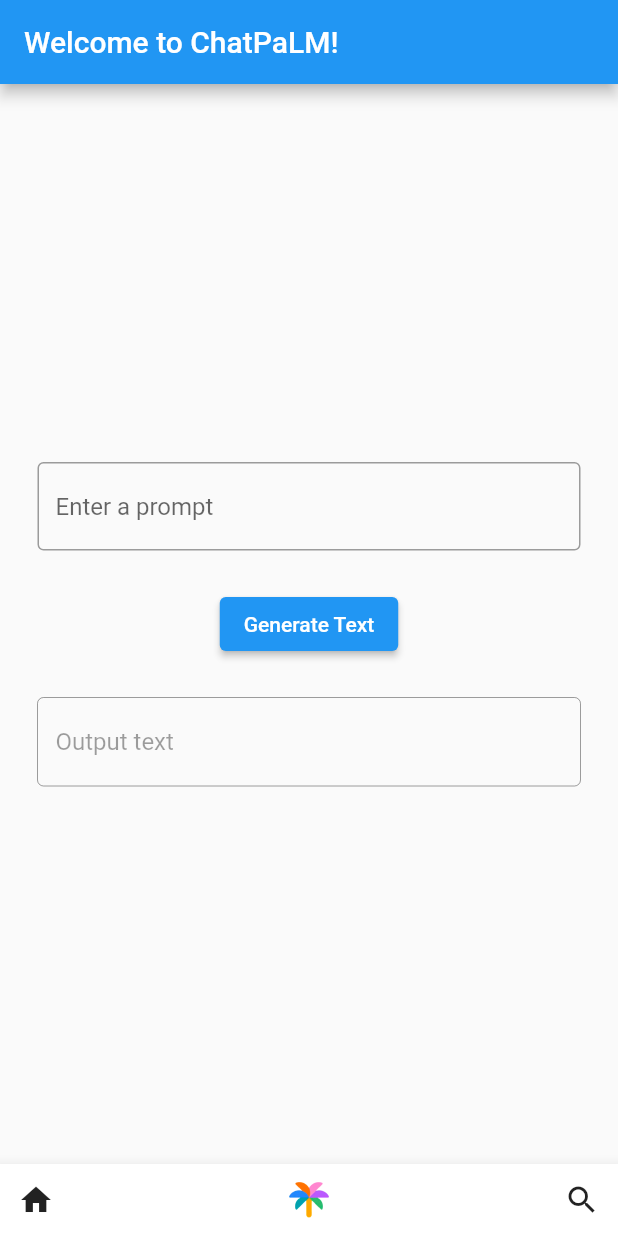
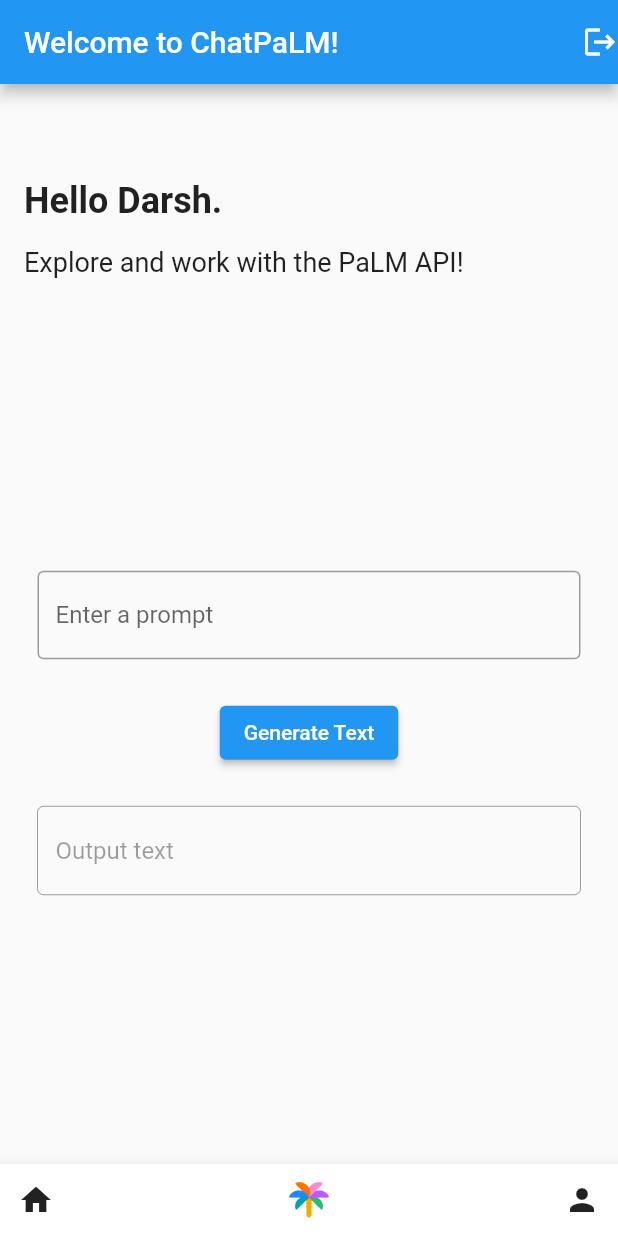
Before and after one commit to darshmashru/ChatPaLM, a Flutter app: the screen it shows after launch, on a phone screen of 412 x 824 dp. Run offline on Flutter 3.47's test engine with Material 2 defaults, Android fonts, the light colour scheme and no system bars; our stand-ins replace firebase_auth, firebase_core, flutter_dotenv, google_sign_in; missing offline and left inert: google_generative_language_api; accounts and stored records are empty.

Commit message:
Output Text is now scrollable + Added Welcome Text

```diff
--- a/lib/screens/home_page.dart
+++ b/lib/screens/home_page.dart
@@ -12,17 +12,53 @@
   //   await FirebaseAuth.instance.signOut();
   // }
 
+//   @override
+//   Widget build(BuildContext context) {
+//     // return Scaffold(
+//     //   appBar: AppBar(
+//     //     actions: [IconButton(onPressed: signUserOut, icon: Icon(Icons.logout))],
+//     //   ),
+//     //   body: Center(child: Text("Welcome " + user.email!)),
+//     // );
+//     // return MaterialApp(
+//     return Scaffold(
+//       body: ApiIntegrationWidget(),
+//       bottomNavigationBar: const CustomBottomNavBar(),
+//     );
+//   }
+// }
+
   @override
   Widget build(BuildContext context) {
-    // return Scaffold(
-    //   appBar: AppBar(
-    //     actions: [IconButton(onPressed: signUserOut, icon: Icon(Icons.logout))],
-    //   ),
-    //   body: Center(child: Text("Welcome " + user.email!)),
-    // );
-    // return MaterialApp(
     return Scaffold(
-      body: ApiIntegrationWidget(),
+      appBar: AppBar(
+        title: const Text('Welcome to ChatPaLM!'),
+        actions: [Icon(Icons.logout)],
+      ),
+      body: Column(
+        crossAxisAlignment: CrossAxisAlignment.start,
+        children: [
+          const Padding(
+            padding: EdgeInsets.only(top: 64.0, left: 16.0, right: 16.0),
+            child: Text(
+              "Hello Darsh.", // ToDo: Change this so that it dynamically changes the username fetched from auth
+              style: TextStyle(fontSize: 24.0, fontWeight: FontWeight.bold),
+              textAlign: TextAlign.left,
+            ),
+          ),
+          const Padding(
+            padding: EdgeInsets.all(16.0),
+            child: Text(
+              "Explore and work with the PaLM API!", // Add your subheading text here
+              style: TextStyle(fontSize: 18.0),
+              textAlign: TextAlign.left,
+            ),
+          ),
+          Expanded(
+            child: ApiIntegrationWidget(),
+          ),
+        ],
+      ),
       bottomNavigationBar: const CustomBottomNavBar(),
     );
   }
--- a/lib/widgets/api_integration_widget.dart
+++ b/lib/widgets/api_integration_widget.dart
@@ -10,9 +10,6 @@
   @override
   Widget build(BuildContext context) {
     return Scaffold(
-      appBar: AppBar(
-        title: const Text('Welcome to ChatPaLM!'),
-      ),
       body: Column(
         mainAxisAlignment: MainAxisAlignment.center,
         children: <Widget>[
@@ -39,6 +36,7 @@
               constraints: const BoxConstraints(
                 maxHeight: 350.0,
               ),
+              child: SingleChildScrollView(
                 child: TextField(
                   maxLines: null,
                   enabled: false,
@@ -46,6 +44,7 @@
                   decoration: const InputDecoration(
                     border: OutlineInputBorder(),
                     hintText: 'Output text',
+                  ),
                 ),
               ),
             ),
--- a/lib/widgets/custom_bottom_nav_bar.dart
+++ b/lib/widgets/custom_bottom_nav_bar.dart
@@ -1,3 +1,4 @@
+import 'package:ChatPaLM/screens/home_page.dart';
 import 'package:flutter/material.dart';
 
 class CustomBottomNavBar extends StatelessWidget {
@@ -12,7 +13,7 @@
           IconButton(
             icon: const Icon(Icons.home),
             onPressed: () {
-              // Handle navigation to home screen
+              HomePage();
             },
           ),
           const Spacer(), // Add spacer to separate icons and logo
@@ -25,9 +26,9 @@
           ),
           const Spacer(), // Add spacer to separate icons and logo
           IconButton(
-            icon: const Icon(Icons.search),
+            icon: const Icon(Icons.person),
             onPressed: () {
-              // Handle navigation to search screen
+              // Handle navigation to Account Information screen
             },
           ),
         ],
--- a/pubspec.yaml
+++ b/pubspec.yaml
@@ -65,7 +65,7 @@
   # To add assets to your application, add an assets section, like this:
   assets:
     - lib/assets/images/
-    - lib/assets/logos/PaLM_logo.png
+#    - lib/assets/logos/PaLM_logo.png
     - lib/assets/logos/
     - .env
   #   - images/a_dot_ham.jpeg
```
Lines whose indentation alone changed are shown as unchanged.
